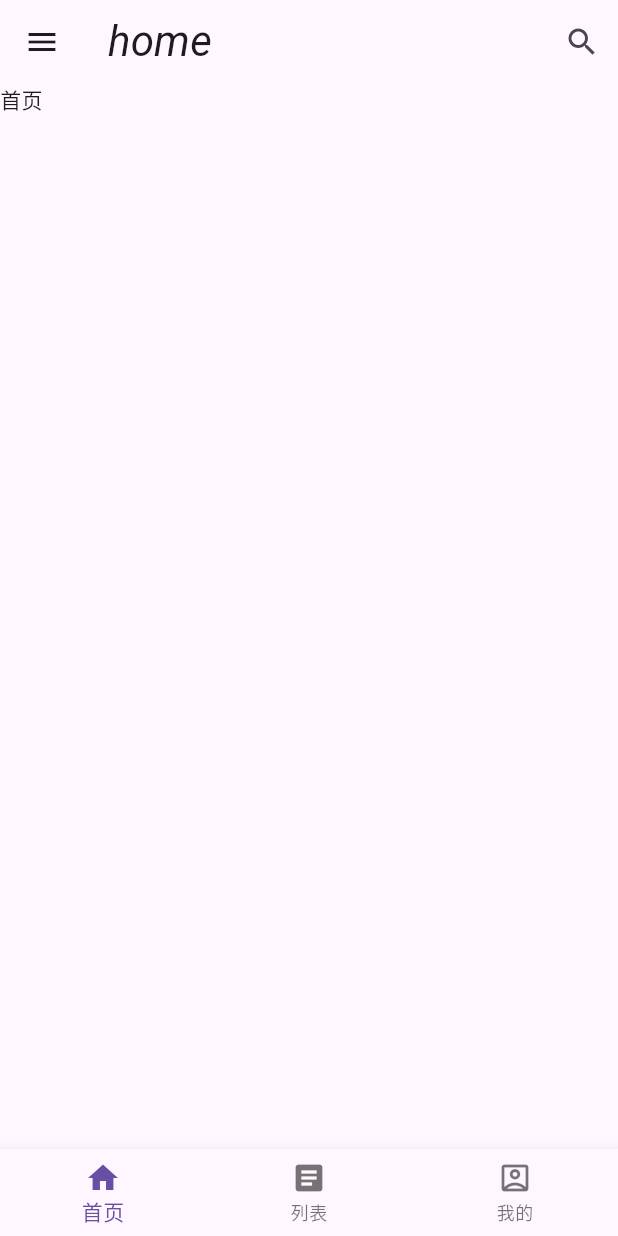
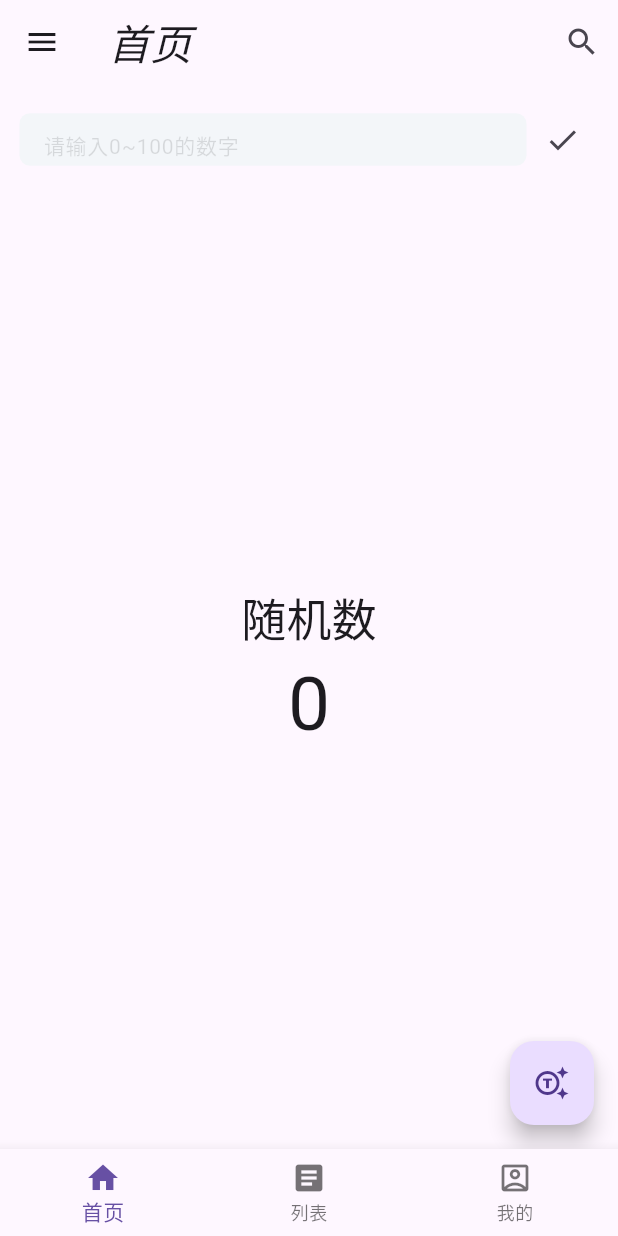
Before and after one commit to wf-youth/my_flutter_app, a Flutter app: the screen it shows after launch, on a phone screen of 412 x 824 dp. Run offline on Flutter 3.47's test engine with Material 2 defaults, Android fonts, the phone set to English and light mode, and no system bars; our stand-ins replace dio; network calls fail; Roboto replaces fonts that are missing (Georgia, Hind).

Commit message:
首页猜数字完成

```diff
--- a/lib/main.dart
+++ b/lib/main.dart
@@ -1,4 +1,6 @@
 import 'package:flutter/material.dart';
+
+import './movie/list/index.dart';
 
 void main() {
   runApp(const MyApp());
@@ -16,12 +18,14 @@ class MyApp extends StatelessWidget {
       theme: ThemeData(
         useMaterial3: true,
         primaryColor: const Color.fromARGB(255, 229, 115, 115),
-        fontFamily: 'Georgia',
+        // fontFamily: 'Georgia',
         textTheme: const TextTheme(
             displayLarge: TextStyle(fontSize: 40, fontWeight: FontWeight.bold),
             titleLarge: TextStyle(fontSize: 28, fontStyle: FontStyle.italic),
-          bodyMedium: TextStyle(fontSize: 14, fontFamily: 'Hind'),
+            bodyMedium: TextStyle(
+              fontSize: 14,
             ),
+            titleMedium: TextStyle(textBaseline: TextBaseline.alphabetic)),
       ),
       home: const MyHomePage(),
     );
@@ -39,45 +43,6 @@ class MyHomePage extends StatefulWidget {
 
 class _MyHomeState extends State<MyHomePage> {
   static final _controller = PageController(initialPage: 0);
-
-  @override
-  Widget build(BuildContext context) {
-    return DefaultTabController(
-        length: 3,
-        child: Scaffold(
-          appBar: AppBar(
-            title: const Text('home'),
-            actions: <Widget>[
-              IconButton(onPressed: () {}, icon: const Icon(Icons.search))
-            ],
-          ),
-          drawer: const Drawer(
-            child: MyDrawer(),
-          ),
-          bottomNavigationBar: const BottomNavBar(),
-          body: PageView(
-            onPageChanged: (value) {},
-            // 设置控制器
-            controller: _controller,
-            // 设置子项集
-            children: const [
-              Text('首页'),
-              Text('消息'),
-              Text('我的'),
-            ],
-          ),
-        ));
-  }
-}
-
-class BottomNavBar extends StatefulWidget {
-  const BottomNavBar({super.key});
-
-  @override
-  State<BottomNavBar> createState() => _BottomNavBarState();
-}
-
-class _BottomNavBarState extends State<BottomNavBar> {
   int currentIndex = 0;
 
   void changeCurrent(int value) {
@@ -88,7 +53,19 @@ class _BottomNavBarState extends State<BottomNavBar> {
 
   @override
   Widget build(BuildContext context) {
-    return BottomNavigationBar(
+    return DefaultTabController(
+        length: 3,
+        child: Scaffold(
+          appBar: AppBar(
+            title: const Text('首页'),
+            actions: <Widget>[
+              IconButton(onPressed: () {}, icon: const Icon(Icons.search))
+            ],
+          ),
+          drawer: const Drawer(
+            child: MyDrawer(),
+          ),
+          bottomNavigationBar: BottomNavigationBar(
             currentIndex: currentIndex,
             onTap: (value) {
               changeCurrent(value);
@@ -109,7 +86,21 @@ class _BottomNavBarState extends State<BottomNavBar> {
                 label: '我的',
               )
             ],
-    );
+          ),
+          body: PageView(
+            onPageChanged: (value) {
+              changeCurrent(value);
+            },
+            // 设置控制器
+            controller: _controller,
+            // 设置子项集
+            children: const [
+              MovieList(),
+              Text('消息'),
+              Text('我的'),
+            ],
+          ),
+        ));
   }
 }
 
--- /dev/null
+++ b/lib/movie/list/GuessField.dart
@@ -0,0 +1,40 @@
+import 'package:flutter/material.dart';
+
+class GuessField extends StatelessWidget {
+  final TextEditingController controller;
+  final VoidCallback checkCallback;
+
+  const GuessField(
+      {super.key, required this.controller, required this.checkCallback});
+
+  @override
+  Widget build(BuildContext context) {
+    return Container(
+        padding: const EdgeInsets.all(13),
+        child: Row(
+          children: [
+            Expanded(
+              child: TextField(
+                  controller: controller,
+                  style: const TextStyle(textBaseline: TextBaseline.alphabetic),
+                  keyboardType: TextInputType.number,
+                  decoration: const InputDecoration(
+                      border: UnderlineInputBorder(
+                          borderSide: BorderSide.none,
+                          borderRadius: BorderRadius.all(Radius.circular(7))),
+                      filled: true,
+                      fillColor: Color(0xffF3F6F9),
+                      constraints: BoxConstraints(maxHeight: 35),
+                      hintText: '请输入0~100的数字',
+                      hintStyle:
+                          TextStyle(color: Colors.black12, fontSize: 14))),
+            ),
+            IconButton(
+                onPressed: checkCallback,
+                icon: const Icon(
+                  Icons.check,
+                ))
+          ],
+        ));
+  }
+}
--- /dev/null
+++ b/lib/movie/list/index.dart
@@ -0,0 +1,120 @@
+import 'package:flutter/material.dart';
+
+import 'package:dio/dio.dart';
+import 'dart:math';
+
+//组件
+import './buildContent.dart';
+// 输入框组件
+import './GuessField.dart';
+
+final dio = Dio();
+Random random = Random();
+
+class MovieList extends StatefulWidget {
+  const MovieList({super.key});
+
+  @override
+  State<MovieList> createState() => _MovieListState();
+}
+
+class _MovieListState extends State<MovieList> {
+  // 随机数
+  int count = 0;
+  // 是否禁止
+  bool isDisable = false;
+  // 输入的结果
+  int isBig = -1;
+
+  // 输入框控制器
+  TextEditingController fieldController = TextEditingController();
+
+  // 输入器点击确定
+  void onCheck() {
+    int? guessValue = int.tryParse(fieldController.text);
+    // 游戏未开始，或者输入非整数，无视
+    if (guessValue == null) return;
+
+    if (guessValue == count) {
+      setState(() {
+        isBig = -1;
+        isDisable = false;
+      });
+      return;
+    }
+
+    setState(() {
+      isBig = guessValue > count ? 1 : 0;
+    });
+
+    print('内容: ${fieldController.text}');
+  }
+
+  void _changeCount() {
+    setState(() {
+      count = random.nextInt(100);
+      isDisable = true;
+    });
+  }
+
+  @override
+  Widget build(BuildContext context) {
+    return Scaffold(
+      body: Column(
+        children: [
+          GuessField(controller: fieldController, checkCallback: onCheck),
+          Expanded(
+            child: Stack(
+              children: [
+                Column(
+                  children: [
+                    if (isBig == 1)
+                      const BuildContent(color: Colors.redAccent, info: '大了'),
+                    const Spacer(),
+                    if (isBig == 0)
+                      const BuildContent(color: Colors.blueAccent, info: '小了'),
+                    // Expanded(child: Container(color: Colors.blueAccent)),
+                  ],
+                ),
+                Center(
+                  child: Column(
+                    mainAxisAlignment: MainAxisAlignment.center,
+                    children: [
+                      if (!isDisable)
+                        const Text(
+                          '随机数',
+                          style: TextStyle(fontSize: 30),
+                        ),
+                      Text(
+                        isDisable ? '**' : '$count',
+                        style: const TextStyle(fontSize: 50),
+                      )
+                    ],
+                  ),
+                ),
+              ],
+            ),
+          )
+        ],
+      ),
+      floatingActionButton: FloatingActionButton(
+        backgroundColor: isDisable ? Colors.grey : null,
+        onPressed: isDisable ? null : _changeCount,
+        child: const Icon(Icons.generating_tokens_outlined),
+      ),
+    );
+  }
+
+  @override
+  void initState() {
+    super.initState();
+
+    getHttp();
+  }
+
+  void getHttp() async {
+    final response = await dio.get(
+        'http://test.rewuyqt.com/m/AgentAction.do?dispatch=fetch&key=AgentAction.fetch');
+    print(response);
+  }
+}
```
Also changed, not shown: lib/movie/list/buildContent.dart (added, +50 -0 lines), pubspec.yaml (+4 -4 lines), pubspec.lock. Lines whose indentation alone changed are shown as unchanged.
